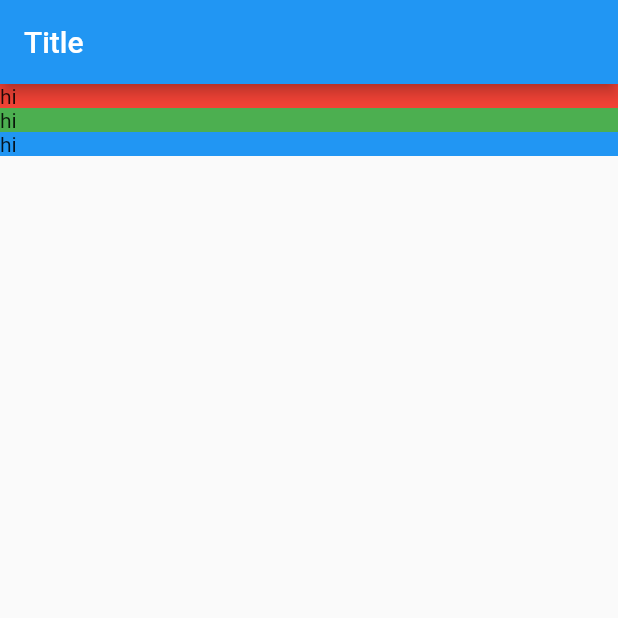
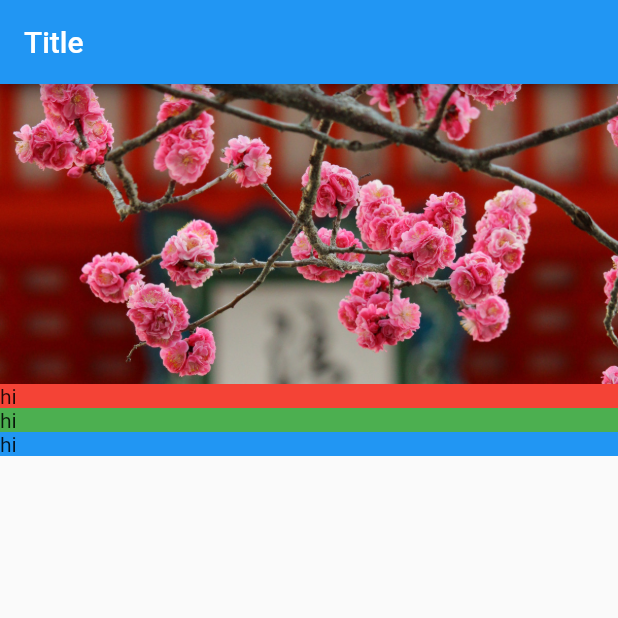
Before and after one commit to Narnian12/fCCFlutter, a Flutter app: the screen it shows after launch, on a phone screen of 412 x 824 dp, the top half of it. Run offline on Flutter 3.47's test engine with Material 2 defaults, Android fonts, the phone set to English and light mode, and no system bars; missing offline and left inert: dart:html.

Commit message:
- Added image (had to run `flutter clean` to fix image not showing up)

```diff
--- /dev/null
+++ b/lib/screens/location_detail/image_banner.dart
@@ -0,0 +1,21 @@
+import 'package:flutter/material.dart';
+
+class ImageBanner extends StatelessWidget {
+  final String _assetPath;
+
+  ImageBanner(this._assetPath);
+
+  @override
+  Widget build(BuildContext context) {
+    return Container(
+      constraints: BoxConstraints.expand(
+        height: 200.0,
+      ),
+      decoration: BoxDecoration(color: Colors.grey), // placeholder
+      child: Image.asset(
+        _assetPath,
+        fit: BoxFit.cover,
+      ),
+    );
+  }
+}
--- a/lib/screens/location_detail/location_detail.dart
+++ b/lib/screens/location_detail/location_detail.dart
@@ -1,6 +1,7 @@
 // screens/location_detail/location_detail.dart
 
 import 'package:flutter/material.dart';
+import 'image_banner.dart';
 import 'text_section.dart';
 
 class LocationDetail extends StatelessWidget {
@@ -14,6 +15,7 @@
           mainAxisAlignment: MainAxisAlignment.start,
           crossAxisAlignment: CrossAxisAlignment.stretch,
           children: [
+            ImageBanner("assets/images/kiyomizu-dera.jpg"),
             TextSection(Colors.red),
             TextSection(Colors.green),
             TextSection(Colors.blue),
--- a/pubspec.yaml
+++ b/pubspec.yaml
@@ -58,9 +58,8 @@
   uses-material-design: true
 
   # To add assets to your application, add an assets section, like this:
-  # assets:
-  #   - images/a_dot_burr.jpeg
-  #   - images/a_dot_ham.jpeg
+  assets:
+    - assets/images/ # Include / at end
 
   # An image asset can refer to one or more resolution-specific "variants", see
   # https://flutter.dev/assets-and-images/#resolution-aware.
```
Also changed, not shown: assets/images/kiyomizu-dera.jpg (added).
